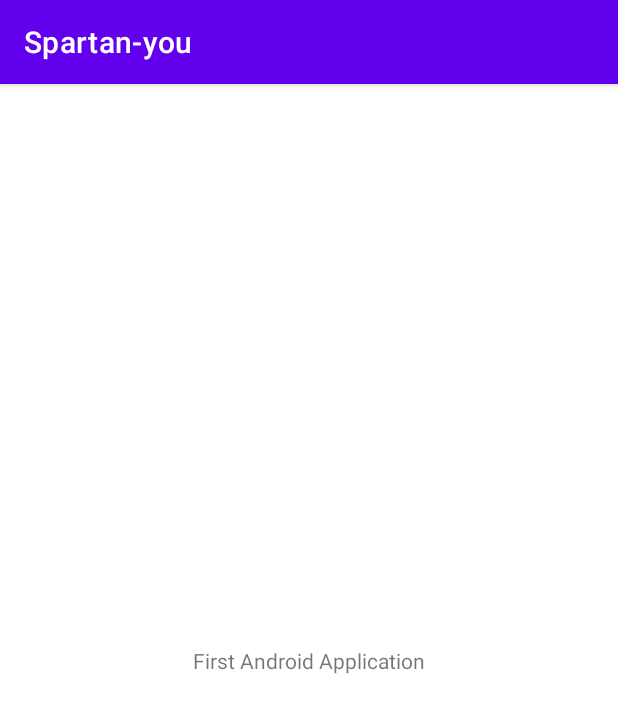
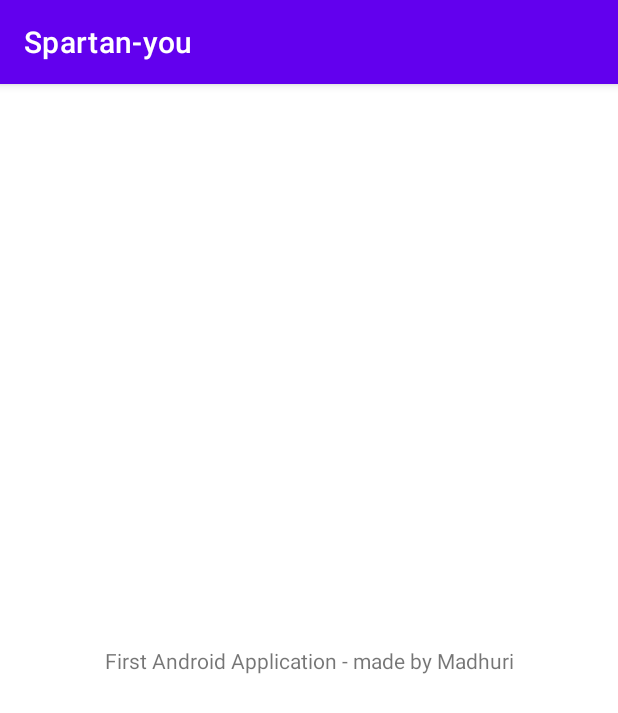
Before and after one commit to madhuri7patel/CodingAssignment, an Android app: the screen it shows after launch (MainActivity), on a phone screen of 412 x 824 dp. Shown: the top 713 px of the screen. Run offline under Robolectric (Android 15) with nearby library versions, the phone set to English and light mode, and no system bars.

Commit message:
added creater name

```diff
--- a/week3/Day2/Spartanyou/app/src/main/res/layout/activity_main.xml
+++ b/week3/Day2/Spartanyou/app/src/main/res/layout/activity_main.xml
@@ -9,7 +9,7 @@
     <TextView
         android:layout_width="wrap_content"
         android:layout_height="wrap_content"
-        android:text="First Android Application"
+        android:text="First Android Application - made by Madhuri"
         app:layout_constraintBottom_toBottomOf="parent"
         app:layout_constraintLeft_toLeftOf="parent"
         app:layout_constraintRight_toRightOf="parent"
```
